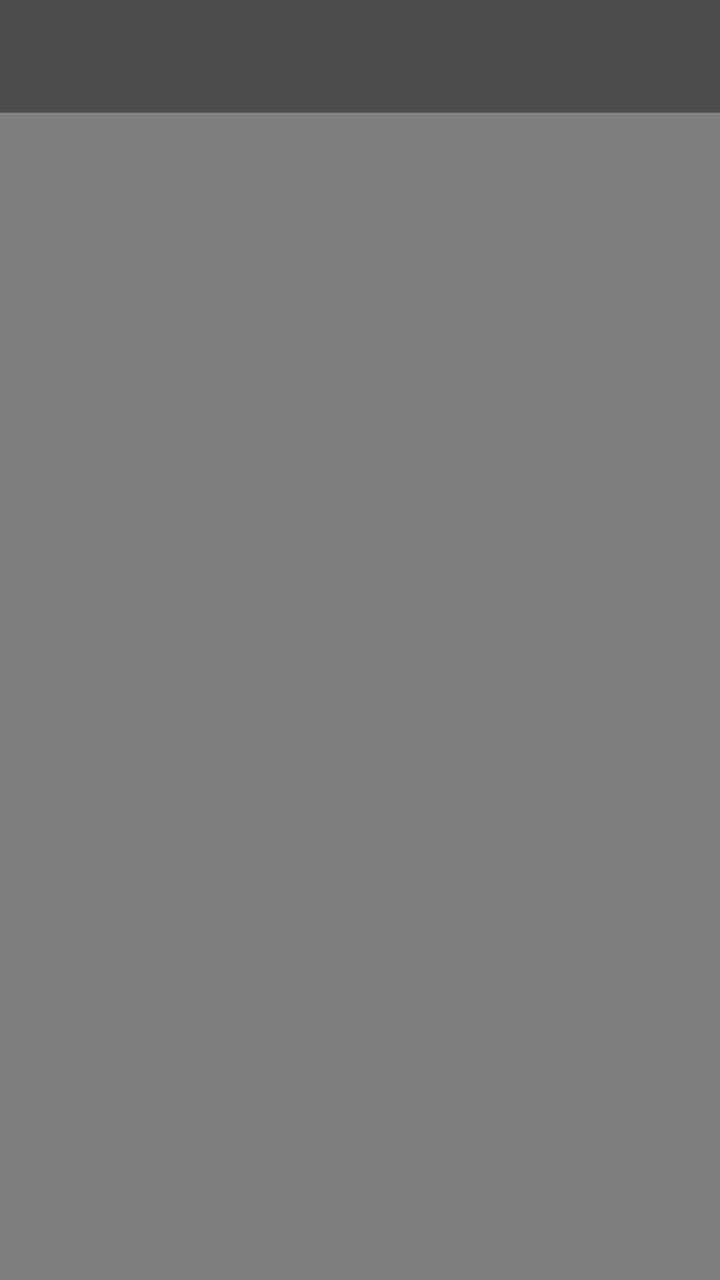
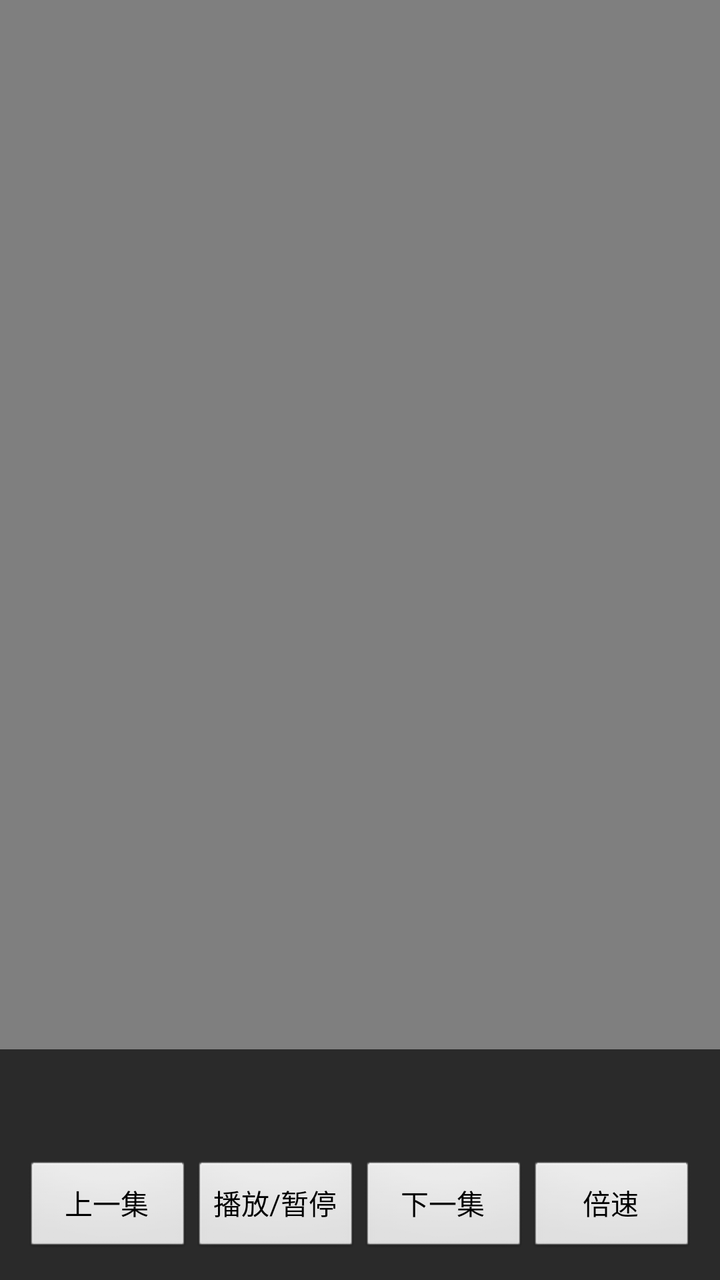

Two renders of the same Android screen: before a commit and after it. Below are the layout's source before the change and the commit's diff.
<!-- AndroidManifest.xml: application theme Theme.HongguoTv -->
<!-- res/layout/activity_player.xml -->
<?xml version="1.0" encoding="utf-8"?>
<FrameLayout xmlns:android="http://schemas.android.com/apk/res/android"
    android:layout_width="match_parent"
    android:layout_height="match_parent"
    android:background="#000000">
    <VideoView
        android:id="@+id/video"
        android:layout_width="match_parent"
        android:layout_height="match_parent"
        android:layout_gravity="center" />
    <TextView
        android:id="@+id/title"
        android:layout_width="match_parent"
        android:layout_height="wrap_content"
        android:padding="16dp"
        android:textColor="#FFFFFF"
        android:textSize="18sp"
        android:background="#66000000" />
</FrameLayout>
<!-- resources referenced by this layout -->
<resources>
  <style name="Theme.HongguoTv" parent="@android:style/Theme.NoTitleBar.Fullscreen">
          <item name="android:windowBackground">#FF171B25</item>
      </style>
</resources>

<!-- the commit's change to res/layout/activity_player.xml (unified diff, before → after) -->
@@ -8,12 +8,28 @@
         android:layout_width="match_parent"
         android:layout_height="match_parent"
         android:layout_gravity="center" />
-    <TextView
-        android:id="@+id/title"
+    <LinearLayout
+        android:id="@+id/overlay"
+        android:orientation="vertical"
         android:layout_width="match_parent"
         android:layout_height="wrap_content"
-        android:padding="16dp"
-        android:textColor="#FFFFFF"
-        android:textSize="18sp"
-        android:background="#66000000" />
+        android:layout_gravity="bottom"
+        android:background="#AA000000"
+        android:padding="12dp">
+        <TextView android:id="@+id/title" android:layout_width="match_parent"
+            android:layout_height="wrap_content" android:textColor="#FFFFFF" android:textSize="18sp" />
+        <TextView android:id="@+id/meta" android:layout_width="match_parent"
+            android:layout_height="wrap_content" android:textColor="#CCFFFFFF" android:textSize="14sp" />
+        <LinearLayout android:orientation="horizontal" android:layout_width="match_parent"
+            android:layout_height="wrap_content">
+            <Button android:id="@+id/btnPrev" android:layout_width="0dp" android:layout_weight="1"
+                android:layout_height="wrap_content" android:text="上一集" />
+            <Button android:id="@+id/btnPlayPause" android:layout_width="0dp" android:layout_weight="1"
+                android:layout_height="wrap_content" android:text="播放/暂停" />
+            <Button android:id="@+id/btnNext" android:layout_width="0dp" android:layout_weight="1"
+                android:layout_height="wrap_content" android:text="下一集" />
+            <Button android:id="@+id/btnSpeed" android:layout_width="0dp" android:layout_weight="1"
+                android:layout_height="wrap_content" android:text="倍速" />
+        </LinearLayout>
+    </LinearLayout>
 </FrameLayout>
